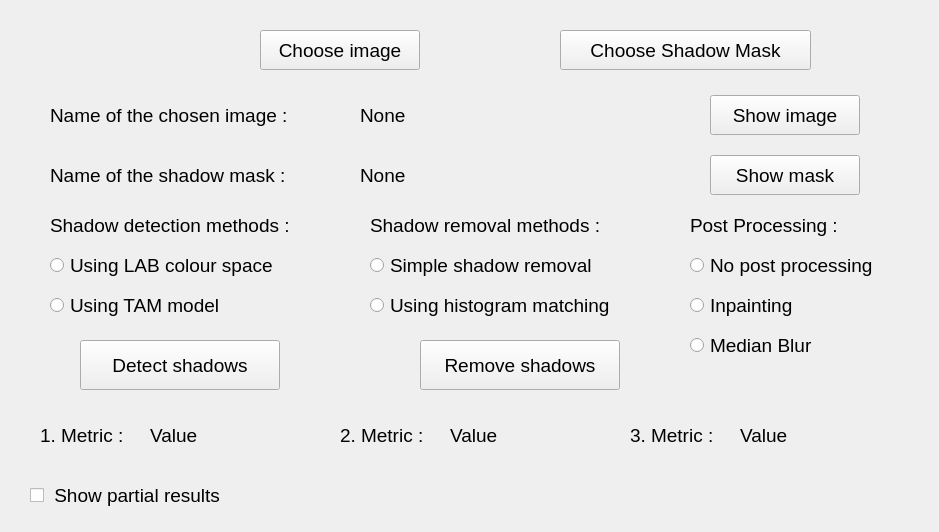
Qt form menu.ui (Restaya/shadow-detection-and-removal) before a commit.
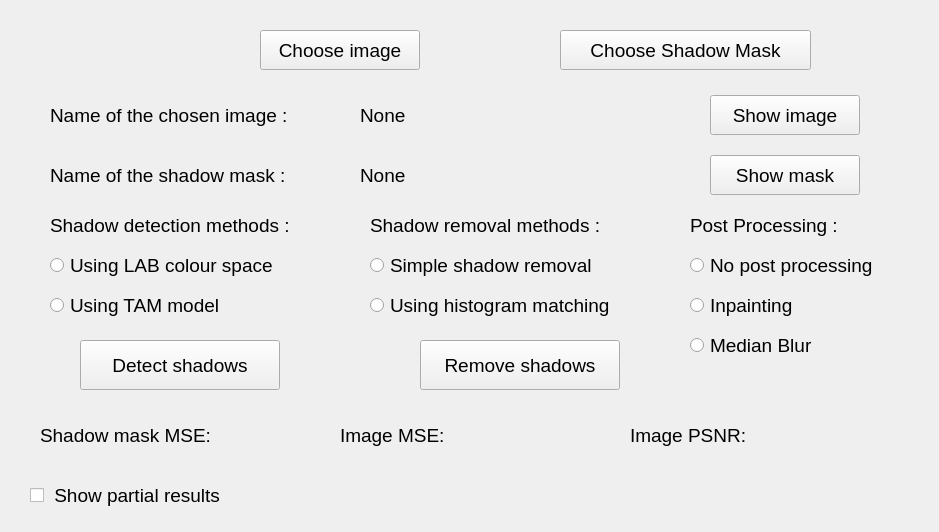
The same form after that commit.

Commit message: Implemented metrics into gui

What changed in the file:
```diff
--- a/menu.ui
+++ b/menu.ui
@@ -73,7 +73,7 @@
      <rect>
       <x>360</x>
       <y>100</y>
-      <width>161</width>
+      <width>311</width>
       <height>30</height>
      </rect>
     </property>
@@ -283,7 +283,7 @@
      <rect>
       <x>360</x>
       <y>160</y>
-      <width>160</width>
+      <width>311</width>
       <height>30</height>
      </rect>
     </property>
@@ -332,12 +332,15 @@
      <string>Choose Shadow Mask</string>
     </property>
    </widget>
-   <widget class="QLabel" name="label_2">
+   <widget class="QLabel" name="label_shadow_mask_mse">
+    <property name="enabled">
+     <bool>true</bool>
+    </property>
     <property name="geometry">
      <rect>
       <x>40</x>
       <y>420</y>
-      <width>111</width>
+      <width>281</width>
       <height>30</height>
      </rect>
     </property>
@@ -347,33 +350,15 @@
      </font>
     </property>
     <property name="text">
-     <string>1. Metric : </string>
+     <string>Shadow mask MSE:</string>
     </property>
    </widget>
-   <widget class="QLabel" name="label_6">
-    <property name="geometry">
-     <rect>
-      <x>150</x>
-      <y>420</y>
-      <width>71</width>
-      <height>30</height>
-     </rect>
-    </property>
-    <property name="font">
-     <font>
-      <pointsize>14</pointsize>
-     </font>
-    </property>
-    <property name="text">
-     <string>Value</string>
-    </property>
-   </widget>
-   <widget class="QLabel" name="label_7">
+   <widget class="QLabel" name="label_image_mse">
     <property name="geometry">
      <rect>
       <x>340</x>
       <y>420</y>
-      <width>121</width>
+      <width>251</width>
       <height>30</height>
      </rect>
     </property>
@@ -383,33 +368,15 @@
      </font>
     </property>
     <property name="text">
-     <string>2. Metric :</string>
+     <string>Image MSE:</string>
     </property>
    </widget>
-   <widget class="QLabel" name="label_8">
-    <property name="geometry">
-     <rect>
-      <x>450</x>
-      <y>420</y>
-      <width>55</width>
-      <height>30</height>
-     </rect>
-    </property>
-    <property name="font">
-     <font>
-      <pointsize>14</pointsize>
-     </font>
-    </property>
-    <property name="text">
-     <string>Value</string>
-    </property>
-   </widget>
-   <widget class="QLabel" name="label_9">
+   <widget class="QLabel" name="label_image_psnr">
     <property name="geometry">
      <rect>
       <x>630</x>
       <y>420</y>
-      <width>111</width>
+      <width>261</width>
       <height>30</height>
      </rect>
     </property>
@@ -419,25 +386,7 @@
      </font>
     </property>
     <property name="text">
-     <string>3. Metric : </string>
-    </property>
-   </widget>
-   <widget class="QLabel" name="label_10">
-    <property name="geometry">
-     <rect>
-      <x>740</x>
-      <y>420</y>
-      <width>91</width>
-      <height>30</height>
-     </rect>
-    </property>
-    <property name="font">
-     <font>
-      <pointsize>14</pointsize>
-     </font>
-    </property>
-    <property name="text">
-     <string>Value</string>
+     <string>Image PSNR:</string>
     </property>
    </widget>
    <widget class="QLabel" name="label_11">
```
Left out of the diff: 2 changed lines with no effect on the pictures. The commit also changes 10 other files.
